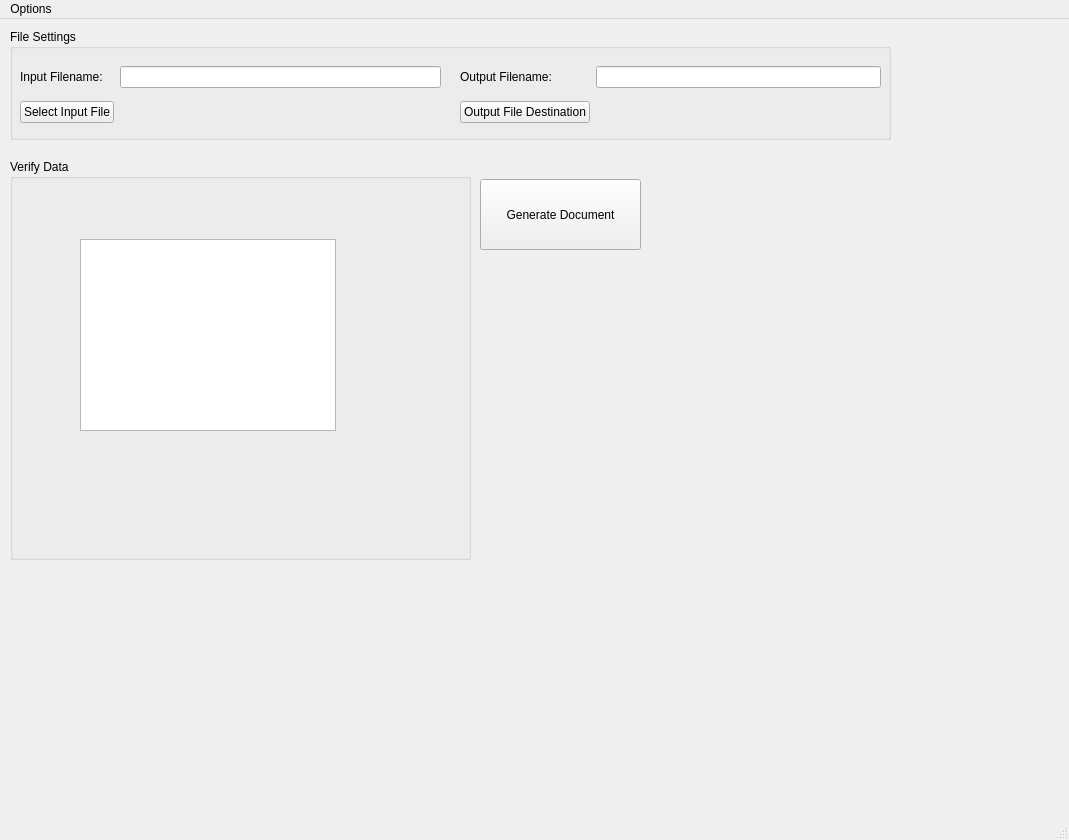
This is MainWindow.ui in dom-gasperini/PWP-DocuGen as Qt 5 draws it before an edit. The edited form follows.
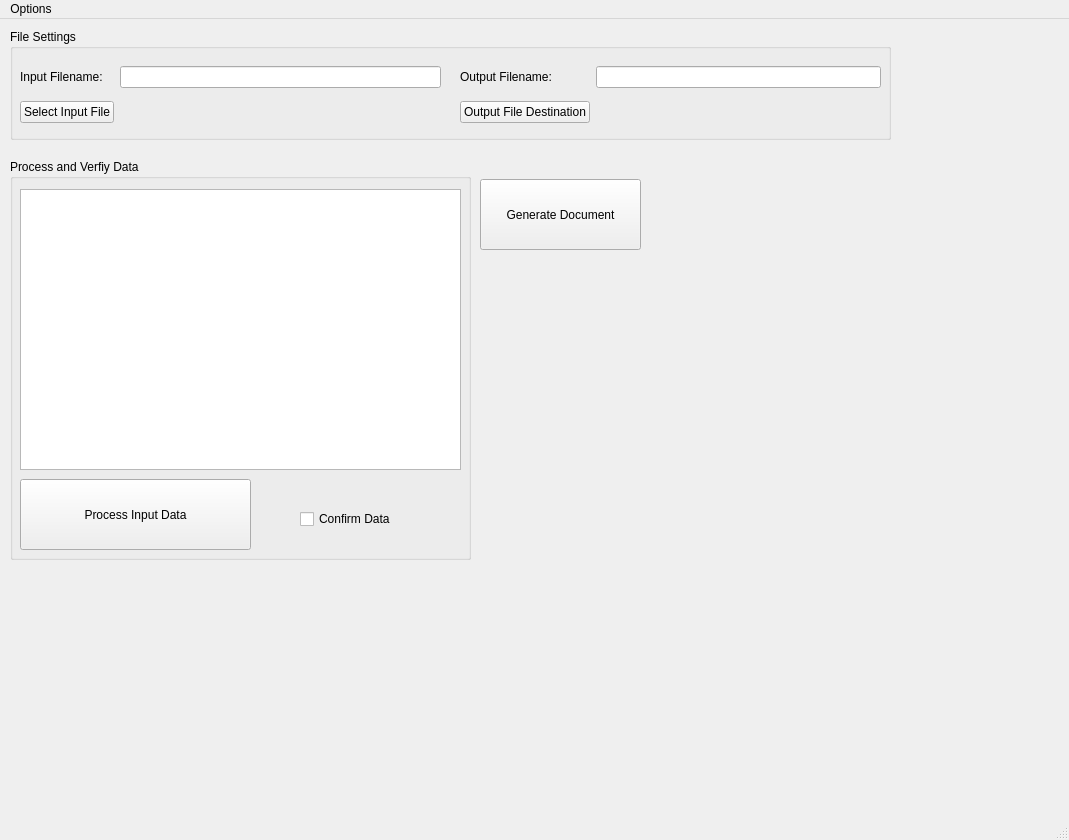
This is the edited form.

```diff
--- a/MainWindow.ui
+++ b/MainWindow.ui
@@ -129,18 +129,44 @@
      </rect>
     </property>
     <property name="title">
-     <string>Verify Data</string>
+     <string>Process and Verfiy Data</string>
     </property>
     <widget class="QTableWidget" name="tableWidget">
      <property name="geometry">
       <rect>
-       <x>70</x>
-       <y>80</y>
-       <width>256</width>
-       <height>192</height>
+       <x>10</x>
+       <y>30</y>
+       <width>441</width>
+       <height>281</height>
       </rect>
      </property>
     </widget>
+    <widget class="QCheckBox" name="confirmDataChbx">
+     <property name="geometry">
+      <rect>
+       <x>290</x>
+       <y>340</y>
+       <width>131</width>
+       <height>40</height>
+      </rect>
+     </property>
+     <property name="text">
+      <string>Confirm Data</string>
+     </property>
+    </widget>
+    <widget class="QPushButton" name="processDataBtn">
+     <property name="geometry">
+      <rect>
+       <x>10</x>
+       <y>320</y>
+       <width>231</width>
+       <height>71</height>
+      </rect>
+     </property>
+     <property name="text">
+      <string>Process Input Data</string>
+     </property>
+    </widget>
    </widget>
    <widget class="QPushButton" name="generateDocumentBtn">
     <property name="geometry">
```
